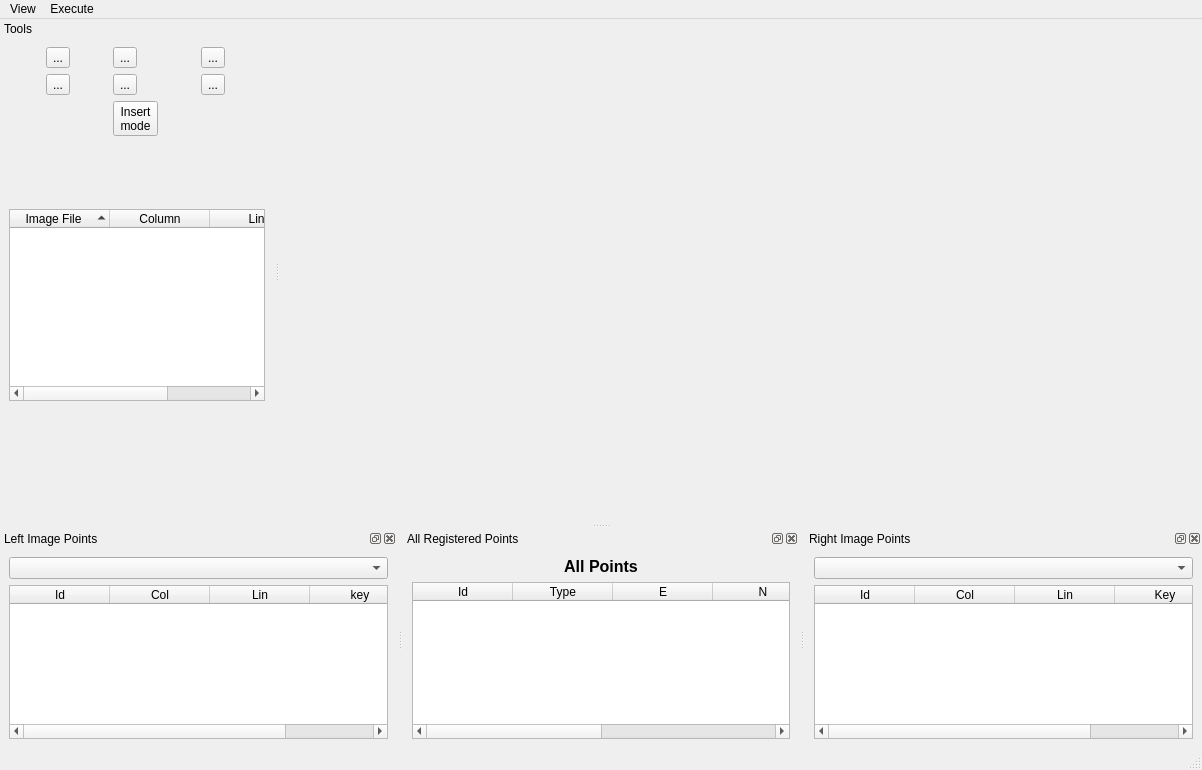
e-foto/e-foto, file trunk_candidata/qt/interface/FotoTriForm.ui: the form before one commit.
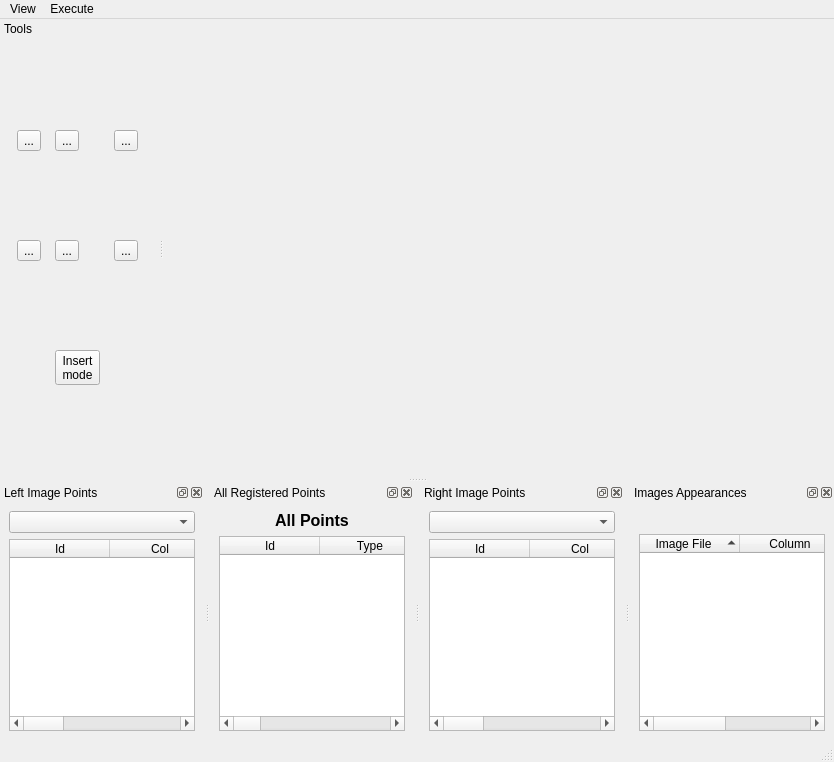
The form after the commit. Icons and pictures are not drawn. Custom widgets are drawn as their Qt base class.

The edit to the form file:
```diff
--- a/trunk_candidata/qt/interface/FotoTriForm.ui
+++ b/trunk_candidata/qt/interface/FotoTriForm.ui
@@ -6,8 +6,8 @@
    <rect>
     <x>0</x>
     <y>0</y>
-    <width>1202</width>
-    <height>770</height>
+    <width>834</width>
+    <height>762</height>
    </rect>
   </property>
   <property name="windowTitle">
@@ -25,7 +25,11 @@
    </property>
    <layout class="QHBoxLayout" name="horizontalLayout">
     <item>
-     <layout class="QVBoxLayout" name="viewerLayout"/>
+     <layout class="QVBoxLayout" name="viewerLayout">
+      <property name="sizeConstraint">
+       <enum>QLayout::SetNoConstraint</enum>
+      </property>
+     </layout>
     </item>
    </layout>
   </widget>
@@ -34,7 +38,7 @@
     <rect>
      <x>0</x>
      <y>0</y>
-     <width>1202</width>
+     <width>834</width>
      <height>23</height>
     </rect>
    </property>
@@ -54,6 +58,18 @@
   </widget>
   <widget class="QStatusBar" name="statusBar"/>
   <widget class="QDockWidget" name="leftImageDock">
+   <property name="sizePolicy">
+    <sizepolicy hsizetype="MinimumExpanding" vsizetype="Preferred">
+     <horstretch>0</horstretch>
+     <verstretch>0</verstretch>
+    </sizepolicy>
+   </property>
+   <property name="minimumSize">
+    <size>
+     <width>107</width>
+     <height>164</height>
+    </size>
+   </property>
    <property name="features">
     <set>QDockWidget::AllDockWidgetFeatures</set>
    </property>
@@ -127,6 +143,18 @@
    </widget>
   </widget>
   <widget class="QDockWidget" name="pointsDock">
+   <property name="sizePolicy">
+    <sizepolicy hsizetype="MinimumExpanding" vsizetype="Preferred">
+     <horstretch>0</horstretch>
+     <verstretch>0</verstretch>
+    </sizepolicy>
+   </property>
+   <property name="minimumSize">
+    <size>
+     <width>100</width>
+     <height>152</height>
+    </size>
+   </property>
    <property name="features">
     <set>QDockWidget::AllDockWidgetFeatures</set>
    </property>
@@ -143,6 +171,12 @@
     <layout class="QVBoxLayout" name="verticalLayout_2">
      <item>
       <widget class="QLabel" name="label_2">
+       <property name="sizePolicy">
+        <sizepolicy hsizetype="Minimum" vsizetype="Preferred">
+         <horstretch>0</horstretch>
+         <verstretch>0</verstretch>
+        </sizepolicy>
+       </property>
        <property name="text">
         <string>&lt;!DOCTYPE HTML PUBLIC &quot;-//W3C//DTD HTML 4.0//EN&quot; &quot;http://www.w3.org/TR/REC-html40/strict.dtd&quot;&gt;
 &lt;html&gt;&lt;head&gt;&lt;meta name=&quot;qrichtext&quot; content=&quot;1&quot; /&gt;&lt;style type=&quot;text/css&quot;&gt;
@@ -206,6 +240,18 @@
    </widget>
   </widget>
   <widget class="QDockWidget" name="rightImageDock">
+   <property name="sizePolicy">
+    <sizepolicy hsizetype="MinimumExpanding" vsizetype="Preferred">
+     <horstretch>0</horstretch>
+     <verstretch>0</verstretch>
+    </sizepolicy>
+   </property>
+   <property name="minimumSize">
+    <size>
+     <width>107</width>
+     <height>164</height>
+    </size>
+   </property>
    <property name="features">
     <set>QDockWidget::AllDockWidgetFeatures</set>
    </property>
@@ -268,15 +314,15 @@
   </widget>
   <widget class="QDockWidget" name="toolsDockWidget">
    <property name="sizePolicy">
-    <sizepolicy hsizetype="Expanding" vsizetype="Preferred">
+    <sizepolicy hsizetype="Minimum" vsizetype="Minimum">
      <horstretch>0</horstretch>
      <verstretch>0</verstretch>
     </sizepolicy>
    </property>
    <property name="minimumSize">
     <size>
-     <width>237</width>
-     <height>504</height>
+     <width>158</width>
+     <height>176</height>
     </size>
    </property>
    <property name="maximumSize">
@@ -304,12 +350,7 @@
     <number>1</number>
    </attribute>
    <widget class="QWidget" name="dockWidgetContents_2">
-    <layout class="QVBoxLayout" name="verticalLayout_5">
-     <item>
       <layout class="QGridLayout" name="gridLayout">
-       <property name="sizeConstraint">
-        <enum>QLayout::SetFixedSize</enum>
-       </property>
        <item row="0" column="0">
         <widget class="QToolButton" name="markToolButton">
          <property name="toolTip">
@@ -334,8 +375,8 @@
          </property>
         </widget>
        </item>
-       <item row="2" column="1">
-        <widget class="QToolButton" name="viewReportToolButton">
+     <item row="0" column="1">
+      <widget class="QToolButton" name="flightDirectionToolButton">
          <property name="text">
           <string>...</string>
          </property>
@@ -351,7 +392,24 @@
          </property>
         </widget>
        </item>
-       <item row="2" column="0">
+     <item row="0" column="2">
+      <widget class="QToolButton" name="calculateFotoTriToolButton">
+       <property name="text">
+        <string>...</string>
+       </property>
+       <property name="icon">
+        <iconset resource="../resource/resource.qrc">
+         <normaloff>:/icon/exterior.png</normaloff>:/icon/exterior.png</iconset>
+       </property>
+       <property name="iconSize">
+        <size>
+         <width>32</width>
+         <height>32</height>
+        </size>
+       </property>
+      </widget>
+     </item>
+     <item row="1" column="0">
         <widget class="QToolButton" name="saveMarksButton">
          <property name="toolTip">
           <string>&lt;!DOCTYPE HTML PUBLIC &quot;-//W3C//DTD HTML 4.0//EN&quot; &quot;http://www.w3.org/TR/REC-html40/strict.dtd&quot;&gt;
@@ -375,7 +433,24 @@
          </property>
         </widget>
        </item>
-       <item row="2" column="2">
+     <item row="1" column="1">
+      <widget class="QToolButton" name="viewReportToolButton">
+       <property name="text">
+        <string>...</string>
+       </property>
+       <property name="icon">
+        <iconset resource="../resource/resource.qrc">
+         <normaloff>:/icon/table.png</normaloff>:/icon/table.png</iconset>
+       </property>
+       <property name="iconSize">
+        <size>
+         <width>32</width>
+         <height>32</height>
+        </size>
+       </property>
+      </widget>
+     </item>
+     <item row="1" column="2">
         <widget class="QToolButton" name="exportToKmlButton">
          <property name="toolTip">
           <string>&lt;!DOCTYPE HTML PUBLIC &quot;-//W3C//DTD HTML 4.0//EN&quot; &quot;http://www.w3.org/TR/REC-html40/strict.dtd&quot;&gt;
@@ -399,7 +474,7 @@
          </property>
         </widget>
        </item>
-       <item row="3" column="1">
+     <item row="2" column="1">
         <widget class="QToolButton" name="insertPointInButton">
          <property name="toolTip">
           <string>&lt;!DOCTYPE HTML PUBLIC &quot;-//W3C//DTD HTML 4.0//EN&quot; &quot;http://www.w3.org/TR/REC-html40/strict.dtd&quot;&gt;
@@ -432,59 +507,29 @@
          </property>
         </widget>
        </item>
-       <item row="0" column="1">
-        <widget class="QToolButton" name="flightDirectionToolButton">
-         <property name="text">
-          <string>...</string>
-         </property>
-         <property name="icon">
-          <iconset resource="../resource/resource.qrc">
-           <normaloff>:/icon/fd.png</normaloff>:/icon/fd.png</iconset>
-         </property>
-         <property name="iconSize">
-          <size>
-           <width>32</width>
-           <height>32</height>
-          </size>
-         </property>
-        </widget>
-       </item>
-       <item row="0" column="2">
-        <widget class="QToolButton" name="calculateFotoTriToolButton">
-         <property name="text">
-          <string>...</string>
-         </property>
-         <property name="icon">
-          <iconset resource="../resource/resource.qrc">
-           <normaloff>:/icon/exterior.png</normaloff>:/icon/exterior.png</iconset>
-         </property>
-         <property name="iconSize">
-          <size>
-           <width>32</width>
-           <height>32</height>
-          </size>
-         </property>
-        </widget>
-       </item>
-      </layout>
-     </item>
-     <item>
-      <spacer name="verticalSpacer_2">
-       <property name="orientation">
-        <enum>Qt::Vertical</enum>
-       </property>
-       <property name="sizeType">
-        <enum>QSizePolicy::Fixed</enum>
-       </property>
-       <property name="sizeHint" stdset="0">
+    </layout>
+   </widget>
+  </widget>
+  <widget class="QDockWidget" name="appearancesImagesDock">
+   <property name="sizePolicy">
+    <sizepolicy hsizetype="MinimumExpanding" vsizetype="Minimum">
+     <horstretch>0</horstretch>
+     <verstretch>0</verstretch>
+    </sizepolicy>
+   </property>
+   <property name="minimumSize">
         <size>
-         <width>20</width>
-         <height>44</height>
-        </size>
-       </property>
-      </spacer>
-     </item>
-     <item>
+     <width>102</width>
+     <height>150</height>
+    </size>
+   </property>
+   <property name="windowTitle">
+    <string>Images Appearances</string>
+   </property>
+   <attribute name="dockWidgetArea">
+    <number>8</number>
+   </attribute>
+   <widget class="QWidget" name="dockWidgetContents">
       <layout class="QVBoxLayout" name="verticalLayout_4">
        <item>
         <widget class="QLabel" name="pointIdLabel">
@@ -517,15 +562,21 @@
        <item>
         <widget class="QTreeWidget" name="imagesPointTreeWidget">
          <property name="sizePolicy">
-          <sizepolicy hsizetype="Expanding" vsizetype="MinimumExpanding">
+        <sizepolicy hsizetype="Preferred" vsizetype="Preferred">
            <horstretch>0</horstretch>
            <verstretch>0</verstretch>
           </sizepolicy>
          </property>
+       <property name="minimumSize">
+        <size>
+         <width>0</width>
+         <height>0</height>
+        </size>
+       </property>
          <property name="maximumSize">
           <size>
            <width>16777215</width>
-           <height>300</height>
+         <height>16777215</height>
           </size>
          </property>
          <property name="autoScroll">
@@ -615,24 +666,6 @@
           </property>
          </column>
         </widget>
-       </item>
-      </layout>
-     </item>
-     <item>
-      <spacer name="verticalSpacer">
-       <property name="orientation">
-        <enum>Qt::Vertical</enum>
-       </property>
-       <property name="sizeType">
-        <enum>QSizePolicy::Expanding</enum>
-       </property>
-       <property name="sizeHint" stdset="0">
-        <size>
-         <width>20</width>
-         <height>40</height>
-        </size>
-       </property>
-      </spacer>
      </item>
     </layout>
    </widget>
```
Left out of the diff: 2 changed lines with no effect on the pictures. Lines whose indentation alone changed are shown as unchanged.
